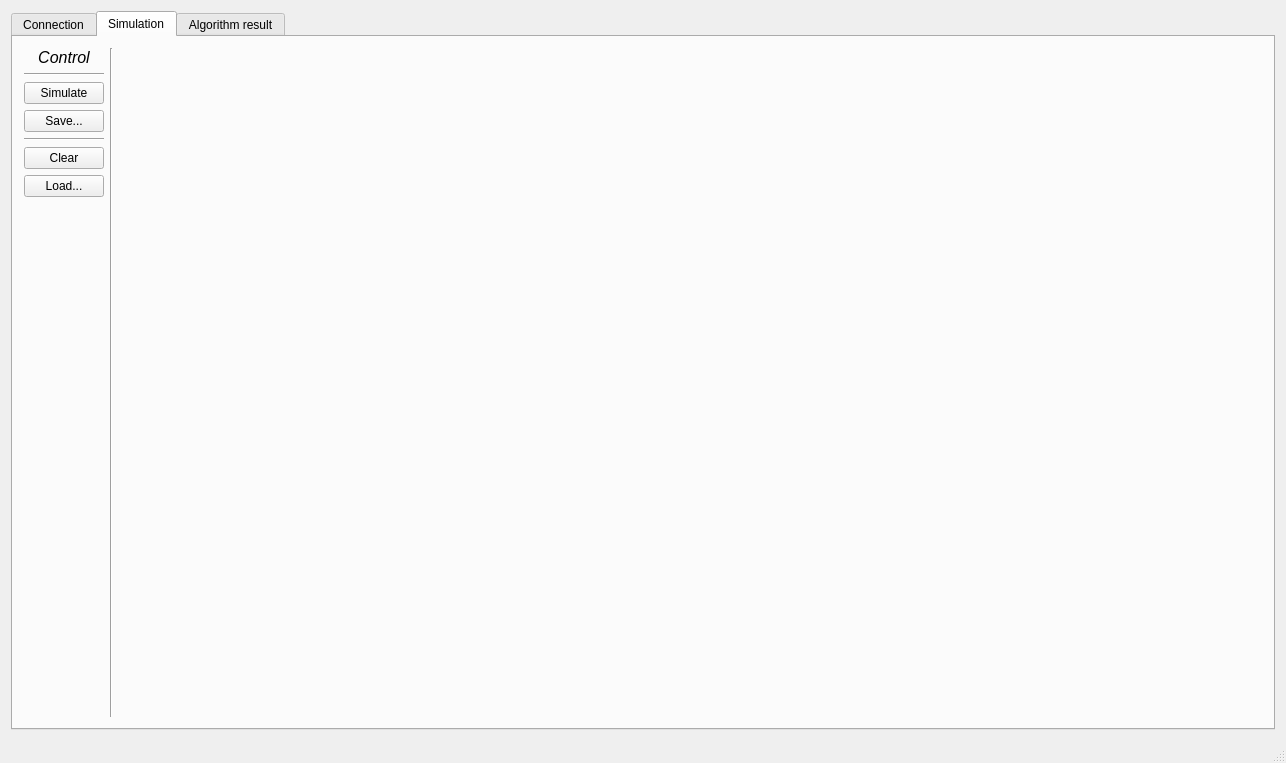
First picture: the form in mainwindow.ui, repository dkoszkul/master-thesis, before the edit.
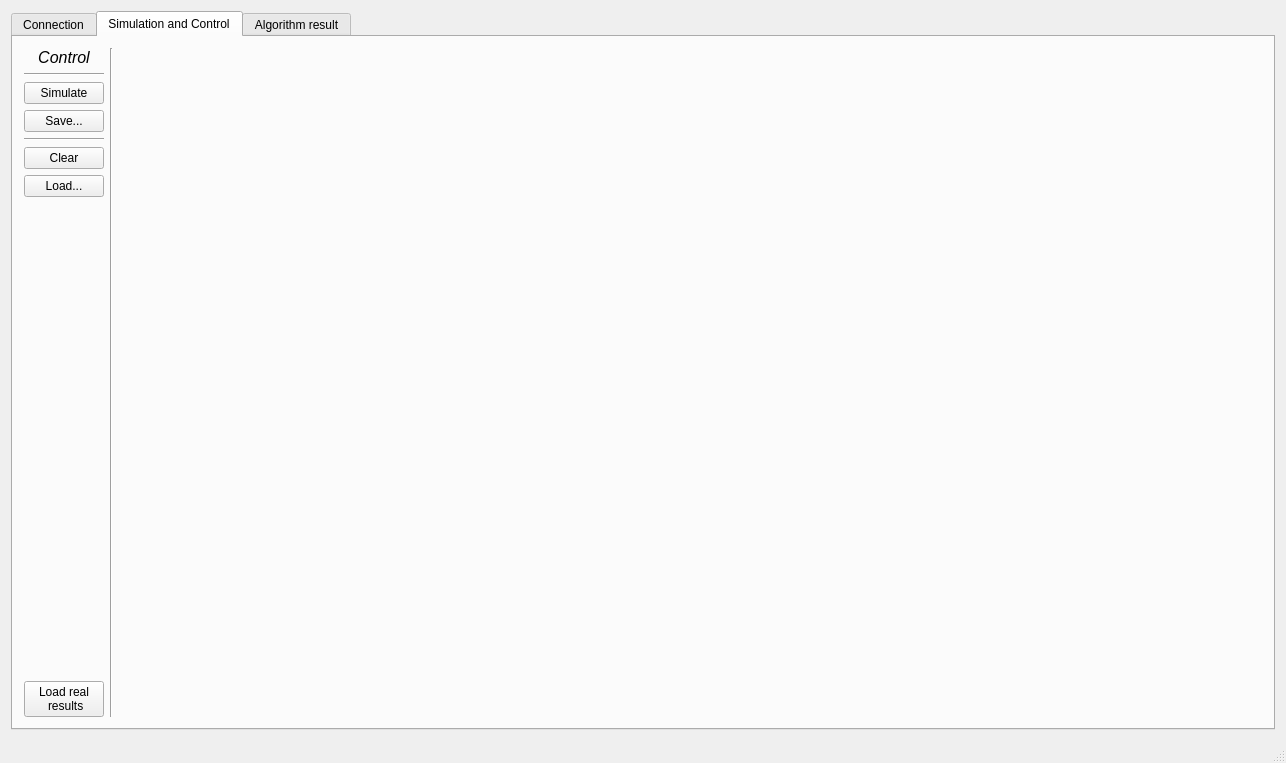
Second picture: the form after the edit. The open tabs and pages were chosen to show the change.

Commit message: real results button -> signal

```diff
--- a/mainwindow.ui
+++ b/mainwindow.ui
@@ -108,7 +108,7 @@
       </widget>
       <widget class="QWidget" name="tab_3">
        <attribute name="title">
-        <string>Simulation</string>
+        <string>Simulation and Control</string>
        </attribute>
        <layout class="QHBoxLayout" name="horizontalLayout_3">
         <item>
@@ -184,6 +184,14 @@
             </property>
            </spacer>
           </item>
+          <item>
+           <widget class="QPushButton" name="loadRealResultsButton">
+            <property name="text">
+             <string>Load real 
+ results</string>
+            </property>
+           </widget>
+          </item>
          </layout>
         </item>
         <item>
```
Left out of the diff: 2 changed lines with no effect on the pictures. The commit also changes 5 other files.
